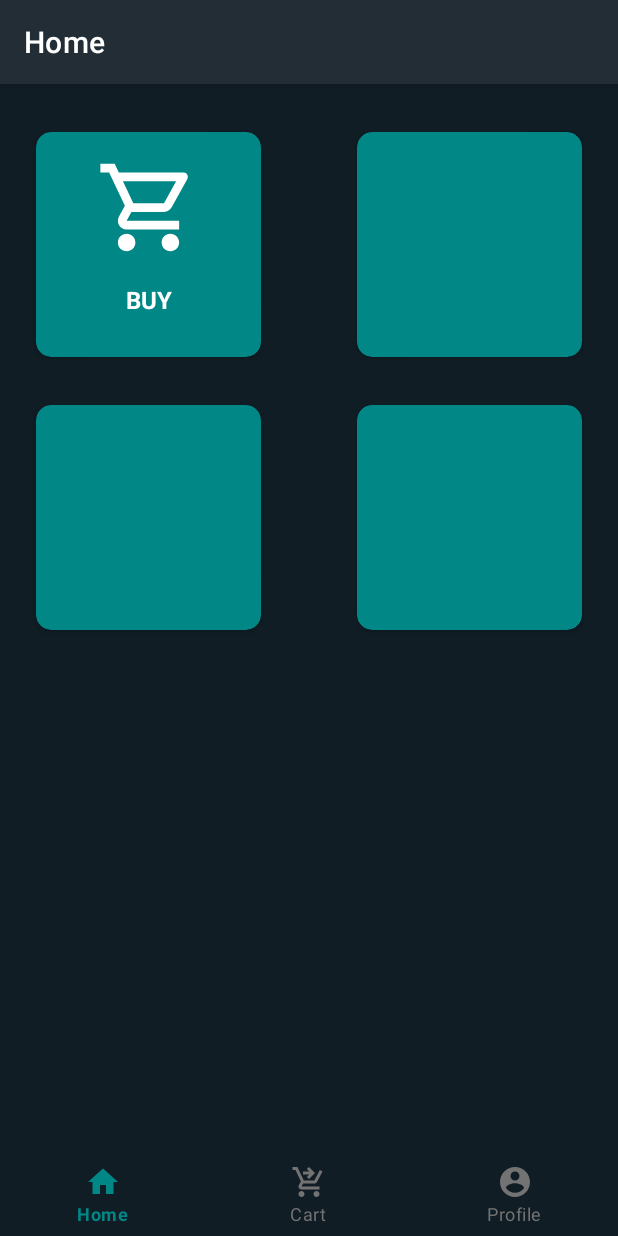
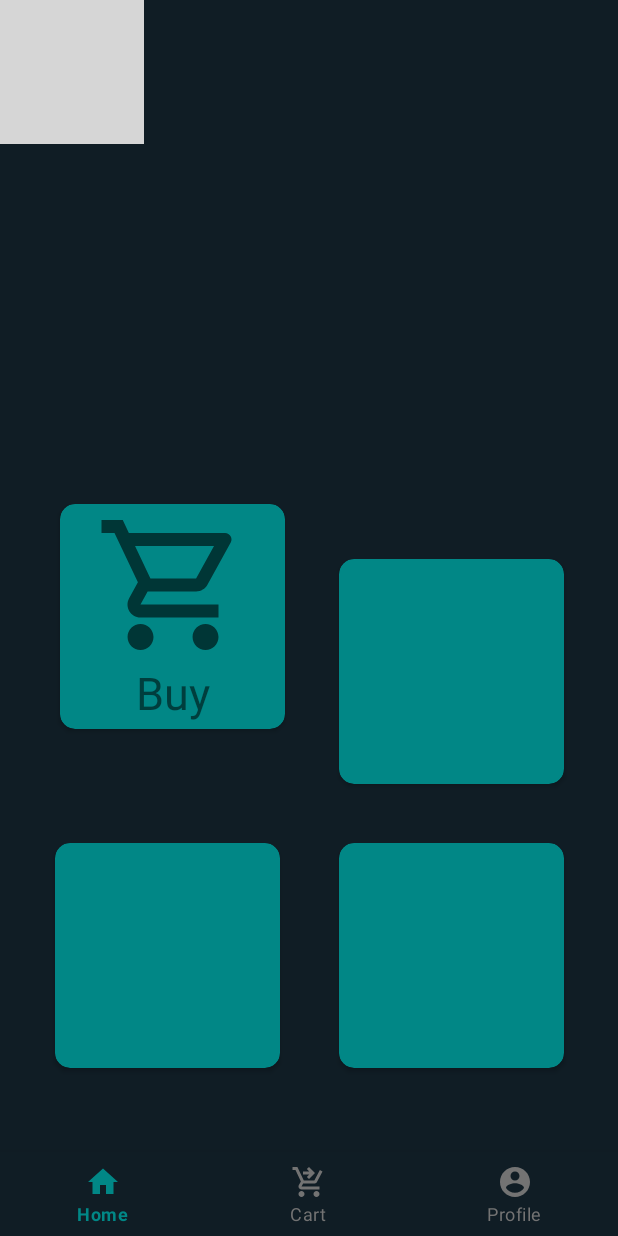
Before and after one commit to DevSpace-Speculo/mercator-app, an Android app: the HomeFragment screen opened directly, with no data from a screen before it, on a phone screen of 412 x 824 dp. Run offline under Robolectric (Android 15) with nearby library versions, the phone set to English and light mode, and no system bars; our stand-ins replace Firebase (no records; nobody signed in at launch, a user with empty details on screens opened directly); grey boxes are pictures that could not be loaded.

Commit message:
Changed Home UI

```diff
--- a/app/src/main/res/layout/fragment_home.xml
+++ b/app/src/main/res/layout/fragment_home.xml
@@ -1,12 +1,11 @@
 <?xml version="1.0" encoding="utf-8"?>
-<androidx.constraintlayout.widget.ConstraintLayout
-    xmlns:android="http://schemas.android.com/apk/res/android"
+<androidx.constraintlayout.widget.ConstraintLayout xmlns:android="http://schemas.android.com/apk/res/android"
+    xmlns:app="http://schemas.android.com/apk/res-auto"
     xmlns:tools="http://schemas.android.com/tools"
     android:layout_width="match_parent"
     android:layout_height="match_parent"
-    xmlns:app="http://schemas.android.com/apk/res-auto"
-    tools:context=".fragments.HomeFragment"
-    android:background="@color/dark_grey">
+    android:background="@color/dark_grey"
+    tools:context=".fragments.HomeFragment">
 
     <com.google.android.material.appbar.AppBarLayout
         android:id="@+id/home_appbar"
@@ -15,54 +14,46 @@
         android:background="@color/app_bar_bg"
         app:layout_constraintEnd_toEndOf="parent"
         app:layout_constraintStart_toStartOf="parent"
-        app:layout_constraintTop_toTopOf="parent">
-
-        <androidx.appcompat.widget.Toolbar
-            android:id="@+id/home_toolbar"
-            android:layout_width="match_parent"
-            android:layout_height="match_parent"
-            app:title="Home"
-            app:titleTextColor="@color/white"/>
-
-    </com.google.android.material.appbar.AppBarLayout>
+        app:layout_constraintTop_toTopOf="parent" />
 
     <androidx.cardview.widget.CardView
         android:id="@+id/buy_card"
         android:layout_width="150dp"
         android:layout_height="150dp"
-        android:layout_marginStart="24dp"
-        android:layout_marginTop="32dp"
+        android:layout_marginStart="40dp"
+        android:layout_marginTop="336dp"
         android:backgroundTint="@color/teal_700"
         app:cardCornerRadius="10dp"
         app:layout_constraintStart_toStartOf="parent"
-        app:layout_constraintTop_toBottomOf="@+id/home_appbar">
+        app:layout_constraintTop_toBottomOf="@+id/home_appbar" >
 
         <androidx.constraintlayout.widget.ConstraintLayout
             android:layout_width="match_parent"
             android:layout_height="match_parent">
 
             <ImageView
-                android:id="@+id/imageView"
-                android:layout_width="70dp"
-                android:layout_height="70dp"
-                android:layout_marginTop="15dp"
+                android:id="@+id/imageView2"
+                android:layout_width="128dp"
+                android:layout_height="104dp"
                 android:src="@drawable/ic_buy"
+                app:layout_constraintBottom_toBottomOf="parent"
                 app:layout_constraintEnd_toEndOf="parent"
                 app:layout_constraintStart_toStartOf="parent"
                 app:layout_constraintTop_toTopOf="parent"
-                app:tint="@color/white" />
+                app:layout_constraintVertical_bias="0.043" />
 
             <TextView
                 android:layout_width="wrap_content"
                 android:layout_height="wrap_content"
-                android:text="BUY"
-                app:layout_constraintEnd_toEndOf="@+id/imageView"
-                app:layout_constraintStart_toStartOf="@+id/imageView"
-                app:layout_constraintTop_toBottomOf="@+id/imageView"
-                android:layout_marginTop="15dp"
-                android:textColor="@color/white"
-                android:textStyle="bold"
-                android:textSize="16sp"/>
+                android:text="Buy"
+                android:textSize="30dp"
+                app:layout_constraintBottom_toBottomOf="parent"
+                app:layout_constraintEnd_toEndOf="parent"
+                app:layout_constraintStart_toStartOf="parent"
+                app:layout_constraintTop_toTopOf="@+id/imageView2"
+                app:layout_constraintVertical_bias="0.962">
+
+            </TextView>
 
         </androidx.constraintlayout.widget.ConstraintLayout>
 
@@ -72,12 +63,16 @@
         android:id="@+id/sell_card"
         android:layout_width="150dp"
         android:layout_height="150dp"
-        android:layout_marginTop="32dp"
-        android:layout_marginEnd="24dp"
+        android:layout_marginEnd="36dp"
+        android:layout_marginBottom="36dp"
         android:backgroundTint="@color/teal_700"
         app:cardCornerRadius="10dp"
+        app:layout_constraintBottom_toTopOf="@+id/get_donation_card"
         app:layout_constraintEnd_toEndOf="parent"
-        app:layout_constraintTop_toBottomOf="@+id/home_appbar">
+        app:layout_constraintHorizontal_bias="1.0"
+        app:layout_constraintStart_toEndOf="@+id/buy_card"
+        app:layout_constraintTop_toTopOf="@+id/imageView"
+        app:layout_constraintVertical_bias="0.991">
 
     </androidx.cardview.widget.CardView>
 
@@ -85,12 +80,13 @@
         android:id="@+id/donate_card"
         android:layout_width="150dp"
         android:layout_height="150dp"
-        android:layout_marginTop="32dp"
-        android:layout_marginStart="24dp"
+        android:layout_marginBottom="56dp"
         android:backgroundTint="@color/teal_700"
         app:cardCornerRadius="10dp"
-        app:layout_constraintStart_toStartOf="parent"
-        app:layout_constraintTop_toBottomOf="@+id/buy_card">
+        app:layout_constraintBottom_toBottomOf="parent"
+        app:layout_constraintEnd_toStartOf="@+id/get_donation_card"
+        app:layout_constraintHorizontal_bias="0.481"
+        app:layout_constraintStart_toStartOf="parent">
 
     </androidx.cardview.widget.CardView>
 
@@ -98,13 +94,25 @@
         android:id="@+id/get_donation_card"
         android:layout_width="150dp"
         android:layout_height="150dp"
-        android:layout_marginTop="32dp"
-        android:layout_marginEnd="24dp"
+        android:layout_marginEnd="36dp"
+        android:layout_marginBottom="56dp"
         android:backgroundTint="@color/teal_700"
         app:cardCornerRadius="10dp"
-        app:layout_constraintEnd_toEndOf="parent"
-        app:layout_constraintTop_toBottomOf="@+id/sell_card">
+        app:layout_constraintBottom_toBottomOf="parent"
+        app:layout_constraintEnd_toEndOf="parent">
 
     </androidx.cardview.widget.CardView>
 
+    <ImageView
+        android:id="@+id/imageView"
+        android:layout_width="wrap_content"
+        android:layout_height="wrap_content"
+        android:src="@drawable/homeImage"
+        app:layout_constraintBottom_toBottomOf="parent"
+        app:layout_constraintEnd_toEndOf="parent"
+        app:layout_constraintHorizontal_bias="0.0"
+        app:layout_constraintStart_toStartOf="parent"
+        app:layout_constraintTop_toTopOf="@+id/home_appbar"
+        app:layout_constraintVertical_bias="0.0" />
+
 </androidx.constraintlayout.widget.ConstraintLayout>
```
Also changed, not shown: 1 other file.
